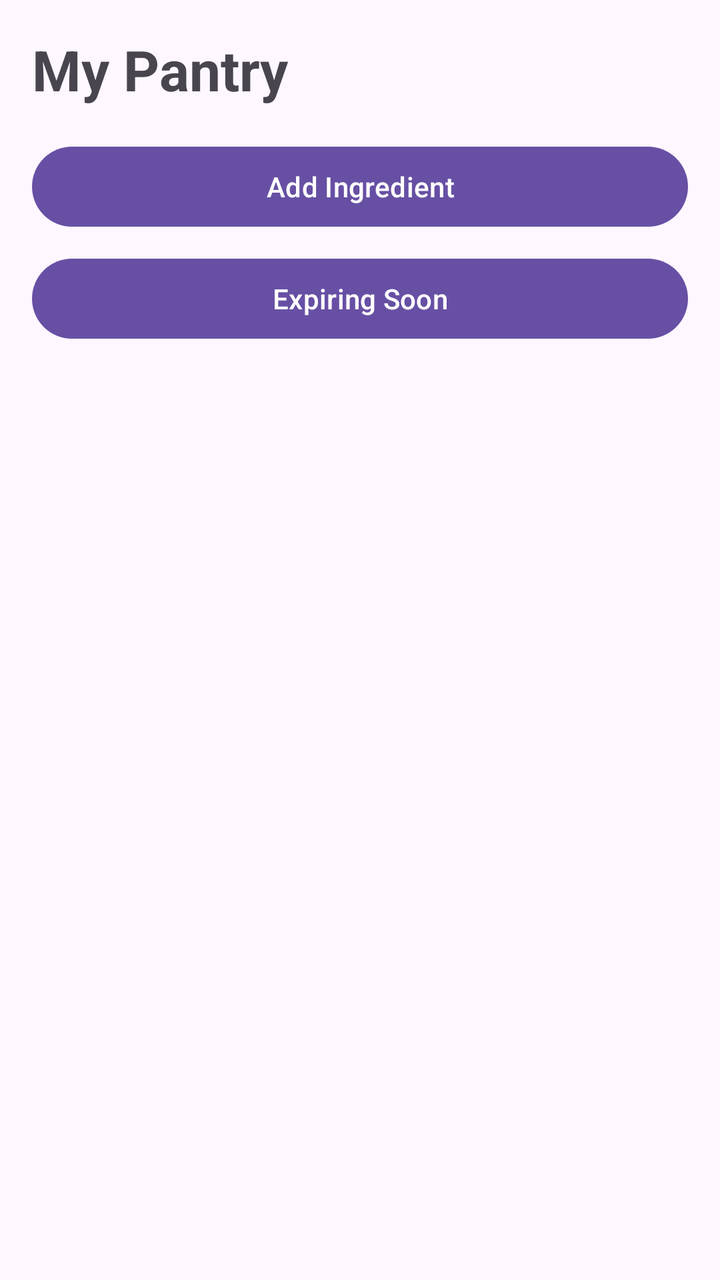
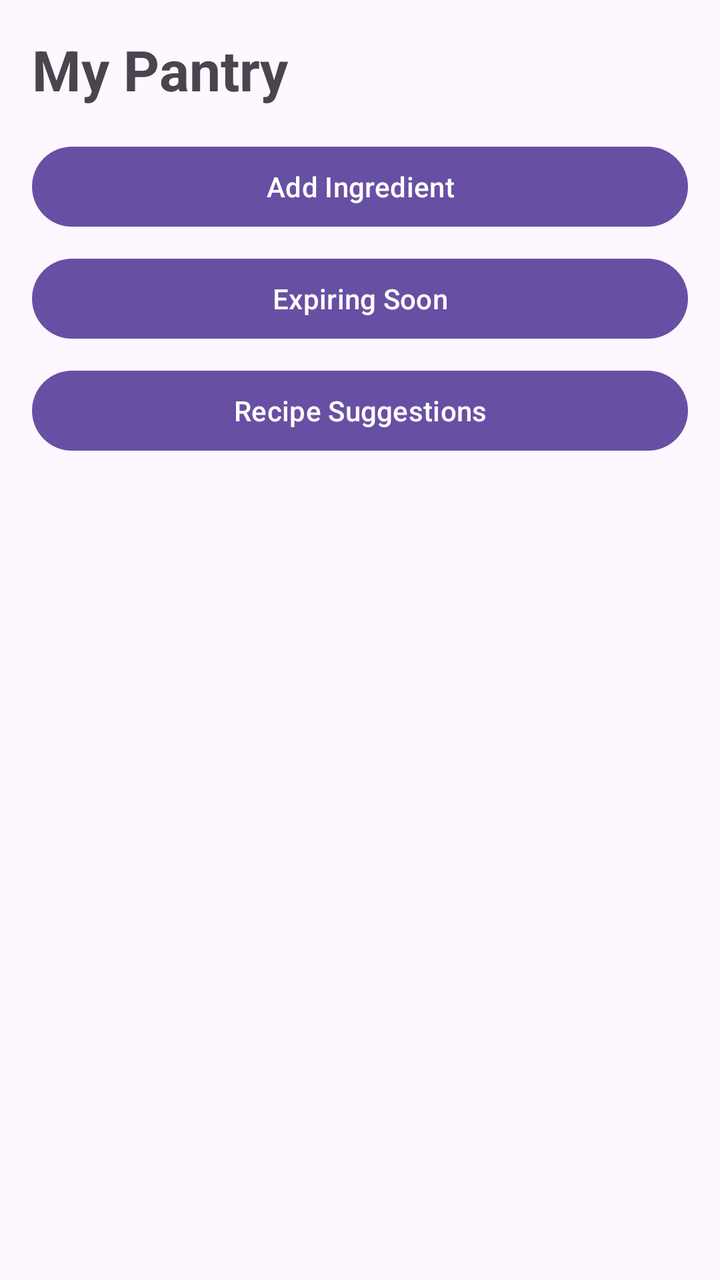

Compare the two renders of this Android layout. The source of the first and the diff that turns it into the second are given below.
<!-- AndroidManifest.xml: application theme Theme.SmartPantryManager -->
<!-- res/layout/activity_pantry.xml -->
<?xml version="1.0" encoding="utf-8"?>
<LinearLayout xmlns:android="http://schemas.android.com/apk/res/android"
    android:layout_width="match_parent"
    android:layout_height="match_parent"
    android:orientation="vertical"
    android:padding="16dp">

    <TextView
        android:id="@+id/txtPantryTitle"
        android:layout_width="match_parent"
        android:layout_height="wrap_content"
        android:text="My Pantry"
        android:textSize="28sp"
        android:textStyle="bold"
        android:paddingBottom="16dp" />

    <Button
        android:id="@+id/btnAddIngredient"
        android:layout_width="match_parent"
        android:layout_height="wrap_content"
        android:text="Add Ingredient" />

    <Button
        android:id="@+id/btnExpiringSoon"
        android:layout_width="match_parent"
        android:layout_height="wrap_content"
        android:layout_marginTop="8dp"
        android:text="Expiring Soon" />

    <TextView
        android:id="@+id/txtEmptyMessage"
        android:layout_width="match_parent"
        android:layout_height="wrap_content"
        android:layout_marginTop="16dp"
        android:gravity="center"
        android:text=""
        android:textSize="16sp"
        android:visibility="gone" />

    <androidx.recyclerview.widget.RecyclerView
        android:id="@+id/recyclerPantry"
        android:layout_width="match_parent"
        android:layout_height="0dp"
        android:layout_weight="1"
        android:layout_marginTop="16dp" />

</LinearLayout>
<!-- resources referenced by this layout -->
<resources>
  <style name="Theme.SmartPantryManager" parent="Base.Theme.SmartPantryManager" />
  <style name="Base.Theme.SmartPantryManager" parent="Theme.Material3.DayNight.NoActionBar">
          
          
      </style>
</resources>

<!-- the commit's change to res/layout/activity_pantry.xml (unified diff, before → after) -->
@@ -27,6 +27,13 @@
         android:layout_marginTop="8dp"
         android:text="Expiring Soon" />
 
+    <Button
+        android:id="@+id/btnRecipeSuggestions"
+        android:layout_width="match_parent"
+        android:layout_height="wrap_content"
+        android:layout_marginTop="8dp"
+        android:text="Recipe Suggestions" />
+
     <TextView
         android:id="@+id/txtEmptyMessage"
         android:layout_width="match_parent"
